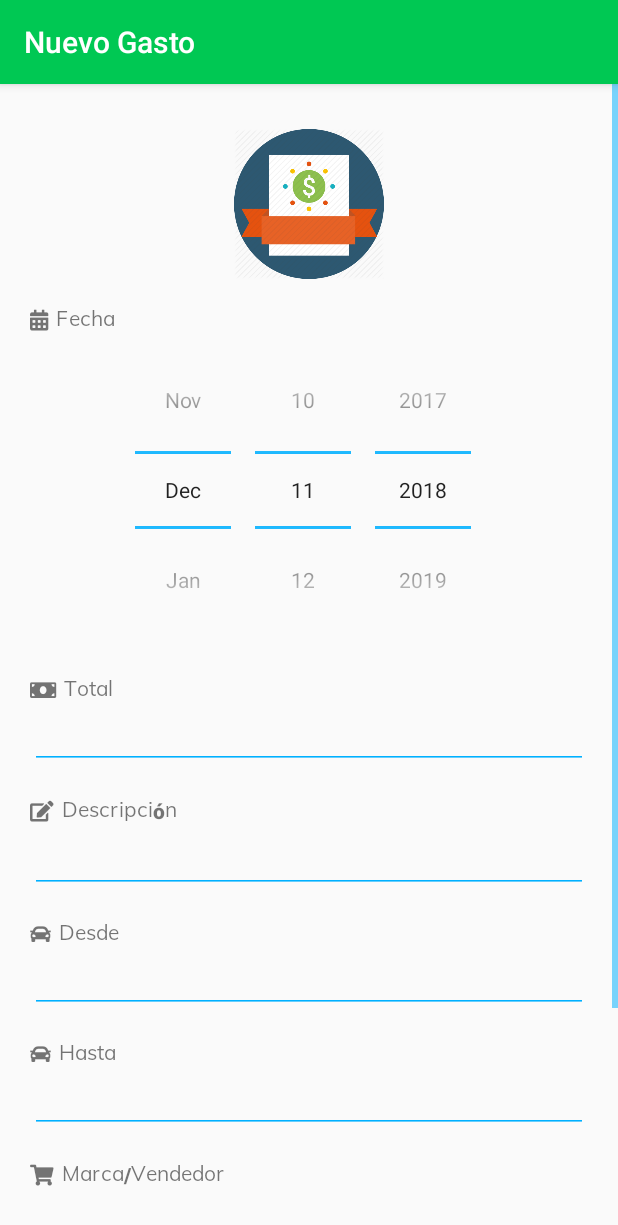
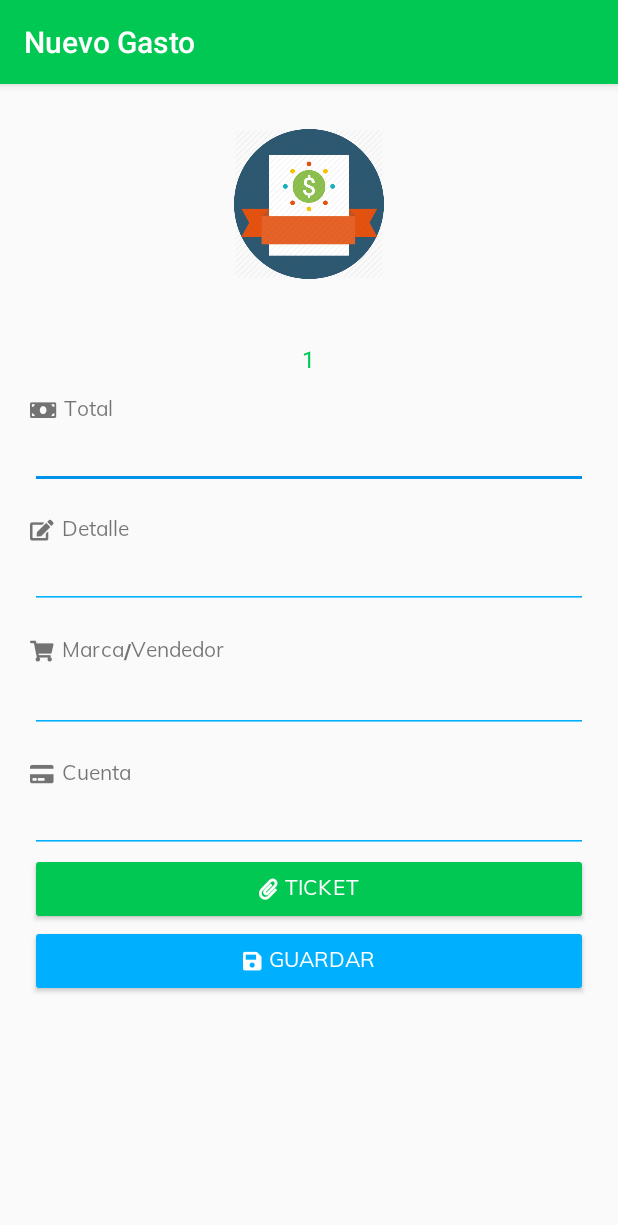
Before and after one commit to MFuentes1992/dNomics, an Android app: the NewReport screen opened directly, with no data from a screen before it, after a tap on an icon or button, on a phone screen of 412 x 824 dp. Shown: the top 1225 px of the screen. Run offline under Robolectric (Android 15) with nearby library versions, the phone set to English and light mode, and no system bars; 1 statement that could not run was skipped.

Commit message:
Enlace de un report header a un line item y redesign de la pantalla line item

```diff
--- a/app/src/main/java/com/example/markf/dnomics/Dashboard.java
+++ b/app/src/main/java/com/example/markf/dnomics/Dashboard.java
@@ -186,7 +186,7 @@ public class Dashboard extends AppCompatActivity implements AdapterView.OnItemSe
             }
         }).execute();
 
-        activeSession = getUserSession(usuario, password);
+        //activeSession = getUserSession(usuario, password);
     }
 
     public PersonTO getUserSession(String userName, String pass){
--- a/app/src/main/java/com/example/markf/dnomics/DatabaseModel.java
+++ b/app/src/main/java/com/example/markf/dnomics/DatabaseModel.java
@@ -6,7 +6,6 @@ import android.database.Cursor;
 import android.database.sqlite.SQLiteDatabase;
 import android.database.sqlite.SQLiteOpenHelper;
 
-import java.sql.Date;
 import java.util.ArrayList;
 
 /**
@@ -129,8 +128,7 @@ public class DatabaseModel extends SQLiteOpenHelper {
         return res;
     }
 
-    public boolean insertReport(ReportTO report){
-        boolean flag = false;
+    public long insertReport(ReportTO report){
         SQLiteDatabase db = this.getWritableDatabase();
         ContentValues contentValue = new ContentValues();
         contentValue.put("personID", report.getPersonID());
@@ -138,8 +136,22 @@ public class DatabaseModel extends SQLiteOpenHelper {
         contentValue.put("report_date", report.getReportDate());
         contentValue.put("report_location", report.getReportLocation());
         long _res = db.insert("report_header", null, contentValue);
-        if(_res != -1) {flag = true;}
-        return flag;
+        return _res;
+    }
+
+    public ReportTO getReportByID(long ID){
+        ReportTO report = new ReportTO();
+        SQLiteDatabase sqLiteDatabase = this.getWritableDatabase();
+        Cursor res = sqLiteDatabase.rawQuery("SELECT * FROM report_header WHERE reportID = "+ID, null);
+        if(res.getCount() > 0 ){
+            res.moveToNext();
+            report.setReportID(Long.parseLong(res.getString(0)));
+            report.setPersonID(Long.parseLong(res.getString(1)));
+            report.setReportName(res.getString(2));
+            report.setReportDate(res.getString(3));
+            report.setReportLocation(res.getString(4));
+        }
+        return report;
     }
 
     public PersonTO getPersonByUserName(String userName){
--- a/app/src/main/java/com/example/markf/dnomics/LineItem.java
+++ b/app/src/main/java/com/example/markf/dnomics/LineItem.java
@@ -1,47 +1,77 @@
 package com.example.markf.dnomics;
 
+import android.content.Intent;
 import android.support.v7.app.AppCompatActivity;
 import android.os.Bundle;
+import android.util.Log;
 import android.widget.Button;
 import android.widget.TextView;
+import android.widget.Toast;
 
 public class LineItem extends AppCompatActivity {
 
-    DatabaseModel dbModel;
-    TextView lblLineItemDate;
     TextView lblLineItemAmt;
     TextView lblLineItemDescription;
-    TextView lblLineItemFrom;
-    TextView lblLineItemTo;
     TextView lblLineItemMerchant;
     TextView lblLineItemAllocation;
+    TextView lblReportNumber;
+    TextView lblReportName;
 
     Button btnAttachTicket;
     Button btnSaveLineItem;
+
+    ReportTO reportSession = null;
+
+    long reportID = 0;
 
     @Override
     protected void onCreate(Bundle savedInstanceState) {
         super.onCreate(savedInstanceState);
         setContentView(R.layout.activity_line_item);
 
-        lblLineItemDate = (TextView)findViewById(R.id.lblLineItemDate);
+        Intent intent = getIntent();
+        reportID = Long.parseLong(intent.getStringExtra("reportID"));
+
         lblLineItemAmt = (TextView)findViewById(R.id.lblLineItemAmt);
         lblLineItemDescription = (TextView)findViewById(R.id.lblLineItemDescription);
-        lblLineItemTo = (TextView)findViewById(R.id.lblLineItemTo);
         lblLineItemMerchant = (TextView)findViewById(R.id.lblLineItemMerchant);
         lblLineItemAllocation = (TextView)findViewById(R.id.lblLineItemAllocation);
-        lblLineItemFrom = (TextView)findViewById(R.id.lblLineItemFrom);
+        lblReportNumber = (TextView)findViewById(R.id.reportNumber);
+        lblReportName = (TextView)findViewById(R.id.LireportName);
         btnAttachTicket = (Button)findViewById(R.id.btnAttachTicket);
         btnSaveLineItem = (Button)findViewById(R.id.btnSaveLineItem);
 
-        lblLineItemDate.setTypeface(FontManager.getTypeface(getApplicationContext(), FontManager.FONTAWESOMESOLID));
         lblLineItemAmt.setTypeface(FontManager.getTypeface(getApplicationContext(), FontManager.FONTAWESOMESOLID));
         lblLineItemDescription.setTypeface(FontManager.getTypeface(getApplicationContext(), FontManager.FONTAWESOMESOLID));
-        lblLineItemTo.setTypeface(FontManager.getTypeface(getApplicationContext(), FontManager.FONTAWESOMESOLID));
         lblLineItemMerchant.setTypeface(FontManager.getTypeface(getApplicationContext(), FontManager.FONTAWESOMESOLID));
         lblLineItemAllocation.setTypeface(FontManager.getTypeface(getApplicationContext(), FontManager.FONTAWESOMESOLID));
-        lblLineItemFrom.setTypeface(FontManager.getTypeface(getApplicationContext(), FontManager.FONTAWESOMESOLID));
         btnAttachTicket.setTypeface(FontManager.getTypeface(getApplicationContext(), FontManager.FONTAWESOMESOLID));
         btnSaveLineItem.setTypeface(FontManager.getTypeface(getApplicationContext(), FontManager.FONTAWESOMESOLID));
+
+
+        Init();
+        //reportSession = getReportSession(reportID);
+    }
+
+    public void Init(){
+        new HellCat(getApplicationContext(), new HellCat.AsyncTask() {
+            @Override
+            public void finishHellCat() {
+                lblReportNumber.setText(String.valueOf(reportSession.getReportID()));
+                lblReportName.setText(reportSession.getReportName());
+            }
+
+            @Override
+            public void workHellCat() {
+                reportSession = getReportSession(reportID);
+            }
+        }).execute();
+    }
+
+    public ReportTO getReportSession(long reportID){
+        ReportTO report = new ReportTO();
+        DatabaseModel dbModel = new DatabaseModel(getApplicationContext());
+        report = dbModel.getReportByID(reportID);
+        return report;
     }
 }
--- a/app/src/main/java/com/example/markf/dnomics/NewReport.java
+++ b/app/src/main/java/com/example/markf/dnomics/NewReport.java
@@ -3,14 +3,11 @@ package com.example.markf.dnomics;
 import android.content.Intent;
 import android.support.v7.app.AppCompatActivity;
 import android.os.Bundle;
-import android.util.Log;
 import android.view.View;
 import android.widget.AdapterView;
-import android.widget.ArrayAdapter;
 import android.widget.Button;
 import android.widget.DatePicker;
 import android.widget.EditText;
-import android.widget.Spinner;
 import android.widget.TextView;
 
 import java.text.DateFormat;
@@ -28,7 +25,7 @@ public class NewReport extends AppCompatActivity implements AdapterView.OnItemSe
     EditText txtReportName;
     EditText txtReportLocation;
     Button btnSave;
-    boolean isSaved = false;
+    long lastID = 0;
     int personID;
 
     @Override
@@ -82,14 +79,14 @@ public class NewReport extends AppCompatActivity implements AdapterView.OnItemSe
         new HellCat(getApplicationContext(), new HellCat.AsyncTask() {
             @Override
             public void finishHellCat() {
-                if(isSaved){
-                    goToLineItem();
+                if(lastID > 0){
+                    goToLineItem(lastID);
                 }
             }
 
             @Override
             public void workHellCat() {
-                isSaved = dbModel.insertReport(new Functions().fillReport(txtReportName.getText().toString(), getReportDate(), txtReportLocation.getText().toString(), personID));
+                lastID = dbModel.insertReport(new Functions().fillReport(txtReportName.getText().toString(), getReportDate(), txtReportLocation.getText().toString(), personID));
             }
         }).execute();
 
@@ -106,8 +103,9 @@ public class NewReport extends AppCompatActivity implements AdapterView.OnItemSe
         return date;
     }
 
-    private void goToLineItem(){
+    private void goToLineItem(long reportID){
         Intent intent = new Intent(NewReport.this, LineItem.class);
+        intent.putExtra("reportID", String.valueOf(reportID));
         NewReport.this.startActivity(intent);
     }
 }
--- a/app/src/main/java/com/example/markf/dnomics/PersonTO.java
+++ b/app/src/main/java/com/example/markf/dnomics/PersonTO.java
@@ -1,6 +1,4 @@
 package com.example.markf.dnomics;
-
-import java.util.Date;
 
 /**
  * Created by markf on 15/05/2018.
@@ -13,7 +11,7 @@ public class PersonTO {
     private int estatusID;
     private int tipoID;
     private int deleted;
-    private int personID;
+    private long personID;
 
     private String createDate;
     private String updateDate;
@@ -56,11 +54,11 @@ public class PersonTO {
         this.password = password;
     }
 
-    public int getPersonID() {
+    public long getPersonID() {
         return personID;
     }
 
-    public void setPersonID(int personID) {
+    public void setPersonID(long personID) {
         this.personID = personID;
     }
 
--- a/app/src/main/java/com/example/markf/dnomics/ReportTO.java
+++ b/app/src/main/java/com/example/markf/dnomics/ReportTO.java
@@ -6,8 +6,8 @@ package com.example.markf.dnomics;
 
 public class ReportTO {
 
-    private int reportID;
-    private int personID;
+    private long reportID;
+    private long personID;
     private String ReportName;
     private String ReportDate;
     private String ReportLocation;
@@ -19,15 +19,15 @@ public class ReportTO {
         ReportLocation = "";
     }
 
-    public int getPersonID() {
+    public long getPersonID() {
         return personID;
     }
 
-    public void setPersonID(int personID) {
+    public void setPersonID(long personID) {
         this.personID = personID;
     }
 
-    public int getReportID() {
+    public long getReportID() {
         return reportID;
     }
 
@@ -59,9 +59,9 @@ public class ReportTO {
         ReportLocation = reportLocation;
     }
 
-    public void setReportID()
+    public void setReportID(long reportID)
     {
-
+        this.reportID = reportID;
     }
 
 }
--- a/app/src/main/res/layout/activity_line_item.xml
+++ b/app/src/main/res/layout/activity_line_item.xml
@@ -55,21 +55,30 @@
                     />
             </LinearLayout>
 
+            <LinearLayout
+                android:layout_width="match_parent"
+                android:layout_height="60dp"
+                android:gravity="center"
+                android:orientation="vertical">
 
-            <TextView
-                android:id="@+id/lblLineItemDate"
-                android:layout_width="match_parent"
-                android:layout_height="wrap_content"
-                android:paddingTop="@dimen/data_screen_control_padding_top"
-                android:text="@string/lineitemdate" />
+                <TextView
+                    android:id="@+id/LireportName"
+                    android:layout_width="wrap_content"
+                    android:layout_height="wrap_content"
+                    android:layout_marginTop="10dp"
+                    android:text=""
+                    android:textColor="@color/colorBlue"
+                    android:textSize="20dp" />
 
-            <DatePicker
-                android:id="@+id/lineItemDate"
-                android:layout_width="match_parent"
-                android:layout_height="wrap_content"
-                android:datePickerMode="spinner"
-                android:calendarViewShown="false"
-                />
+                <TextView
+                    android:id="@+id/reportNumber"
+                    android:layout_marginTop="5dp"
+                    android:layout_width="wrap_content"
+                    android:layout_height="wrap_content"
+                    android:text=""
+                    android:textColor="@color/colorFrogGreen"
+                    android:textSize="15dp" />
+            </LinearLayout>
 
             <TextView
                 android:id="@+id/lblLineItemAmt"
@@ -95,36 +104,6 @@
 
             <EditText
                 android:id="@+id/txtLineItemDescription"
-                android:layout_width="match_parent"
-                android:layout_height="wrap_content"
-                android:maxLength="50"
-                android:ems="10"
-                android:text="@string/no_text" />
-
-            <TextView
-                android:id="@+id/lblLineItemFrom"
-                android:layout_width="match_parent"
-                android:layout_height="wrap_content"
-                android:paddingTop="@dimen/data_screen_control_padding_top"
-                android:text="@string/lineitemfrom" />
-
-            <EditText
-                android:id="@+id/txtLineItemFrom"
-                android:layout_width="match_parent"
-                android:layout_height="wrap_content"
-                android:maxLength="50"
-                android:ems="10"
-                android:text="@string/no_text" />
-
-            <TextView
-                android:id="@+id/lblLineItemTo"
-                android:layout_width="match_parent"
-                android:layout_height="wrap_content"
-                android:paddingTop="@dimen/data_screen_control_padding_top"
-                android:text="@string/lineitemto" />
-
-            <EditText
-                android:id="@+id/txtLineItemTo"
                 android:layout_width="match_parent"
                 android:layout_height="wrap_content"
                 android:maxLength="50"
--- a/app/src/main/res/values/strings.xml
+++ b/app/src/main/res/values/strings.xml
@@ -23,7 +23,7 @@
     <string name="lineitem">Nuevo Gasto</string>
     <string name="lineitemdate">&#xf073; Fecha</string>
     <string name="lineitemamt">&#xf0d6; Total</string>
-    <string name="lineitemdescription">&#xf044; Descripción</string>
+    <string name="lineitemdescription">&#xf044; Detalle</string>
     <string name="lineitemfrom">&#xf1b9; Desde</string>
     <string name="lineitemto">&#xf1b9; Hasta</string>
     <string name="lineitemmerchant">&#xf07a; Marca/Vendedor</string>
```
Also changed, not shown: app/src/main/java/com/example/markf/dnomics/Functions.java (+0 -9 lines).
